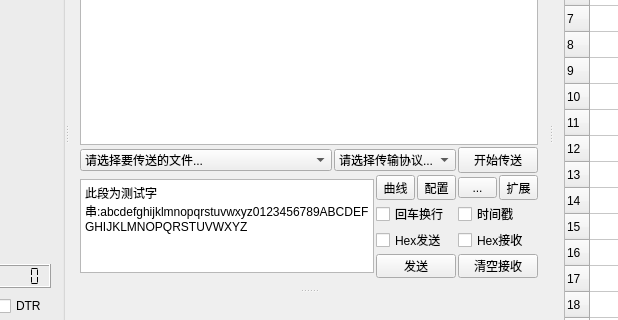
Before: the Qt Designer form SerialPortTool/serialporttool.ui in adg7660/SerialPort, drawn with Qt 5; both pictures show x 168 to 786 and y 240 to 560 of the 1189 by 751 pixel window.
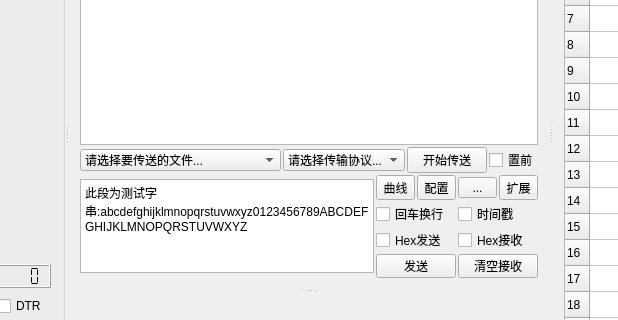
After: the same form once the commit is applied. Custom widgets are drawn as their Qt base class.

Commit message: 增加窗口置前功能

Patch:
```diff
--- a/SerialPortTool/serialporttool.ui
+++ b/SerialPortTool/serialporttool.ui
@@ -542,7 +542,7 @@
            <widget class="QTextEdit" name="textEdit_recv"/>
           </item>
           <item>
-           <layout class="QHBoxLayout" name="horizontalLayout_16" stretch="6,2,1">
+           <layout class="QHBoxLayout" name="horizontalLayout_16" stretch="6,2,1,0">
             <property name="spacing">
              <number>2</number>
             </property>
@@ -581,6 +581,13 @@
               </property>
              </widget>
             </item>
+            <item>
+             <widget class="QCheckBox" name="checkBox">
+              <property name="text">
+               <string>置前</string>
+              </property>
+             </widget>
+            </item>
            </layout>
           </item>
           <item>
```
The commit also changes 2 other files.
